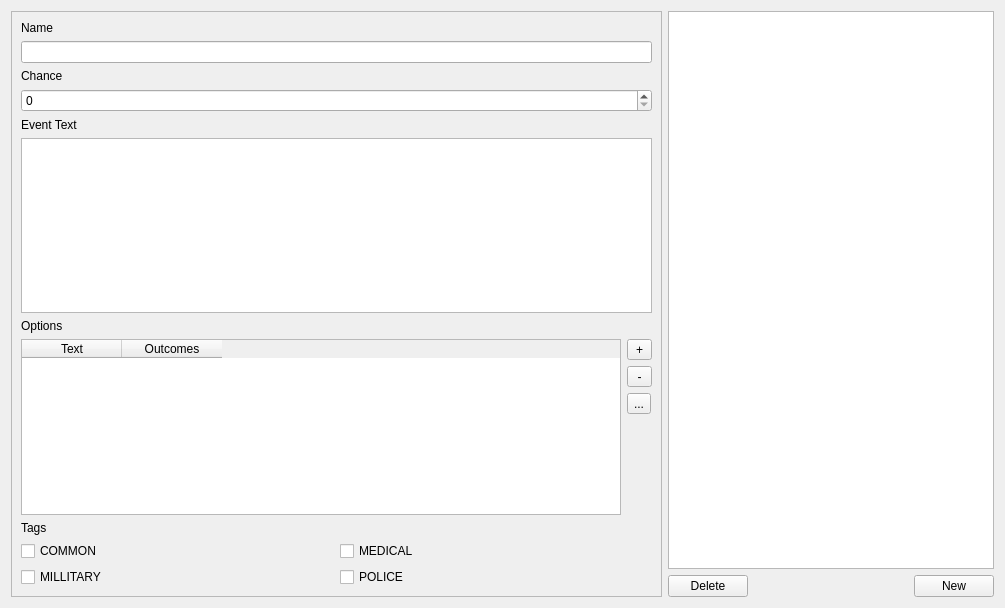
First picture: the form in ui/tabevents.ui, repository Boxfort/ZombieDataApp, before the edit.
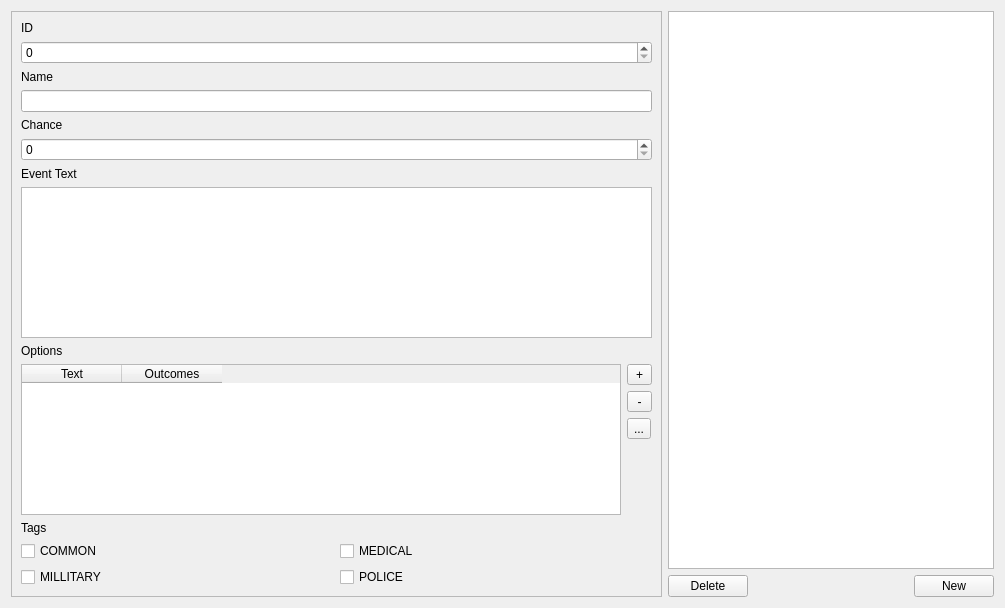
Second picture: the form after the edit.

Commit message: start events

The edit to the form file:
```diff
--- a/ui/tabevents.ui
+++ b/ui/tabevents.ui
@@ -29,6 +29,20 @@
        </rect>
       </property>
       <layout class="QVBoxLayout" name="verticalLayout_5">
+       <item>
+        <widget class="QLabel" name="label">
+         <property name="text">
+          <string>ID</string>
+         </property>
+        </widget>
+       </item>
+       <item>
+        <widget class="QSpinBox" name="spinner_event_id">
+         <property name="maximum">
+          <number>999</number>
+         </property>
+        </widget>
+       </item>
        <item>
         <widget class="QLabel" name="label_11">
          <property name="text">
@@ -47,7 +61,11 @@
         </widget>
        </item>
        <item>
-        <widget class="QSpinBox" name="spinner_event_chance"/>
+        <widget class="QSpinBox" name="spinner_event_chance">
+         <property name="maximum">
+          <number>100</number>
+         </property>
+        </widget>
        </item>
        <item>
         <widget class="QLabel" name="label_9">
```
The commit also changes 4 other files.
